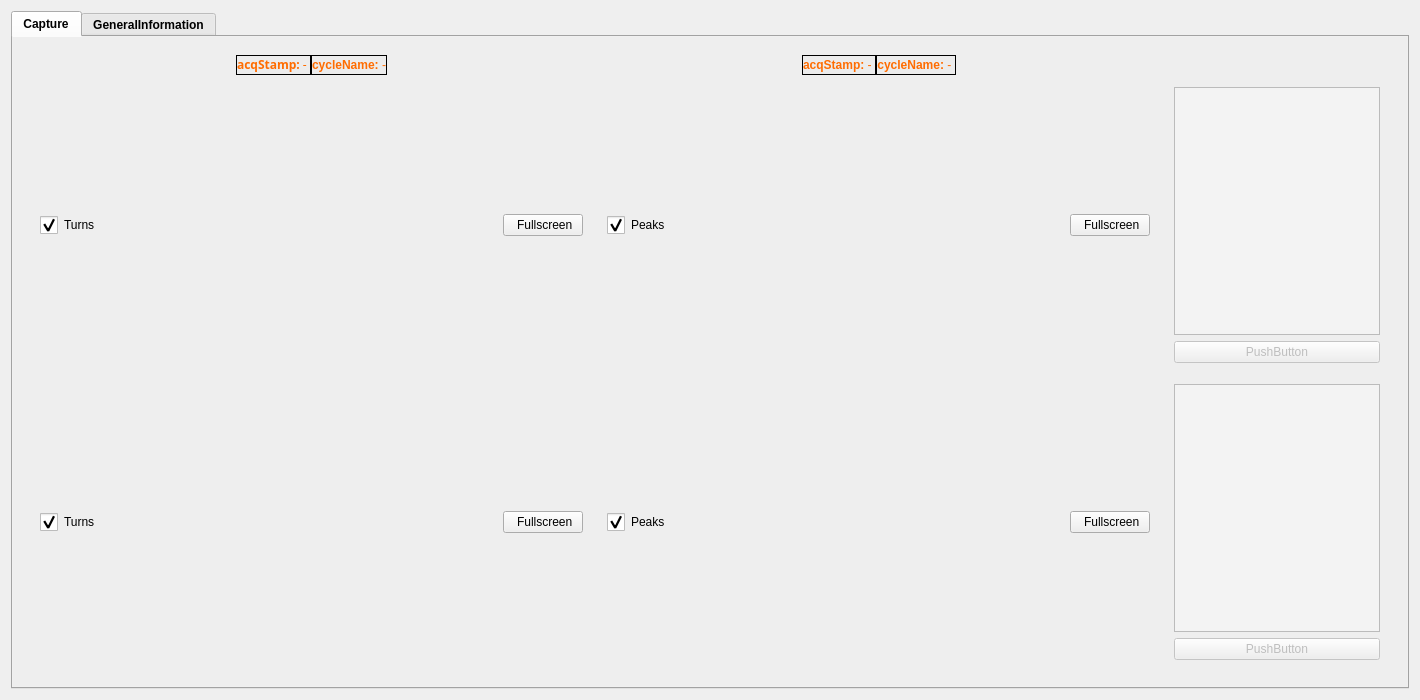
First picture: the form in diamond_blm_expert_gui/main_auto.ui, repository jfpatrick/diamond-blm-expert-gui, before the edit.
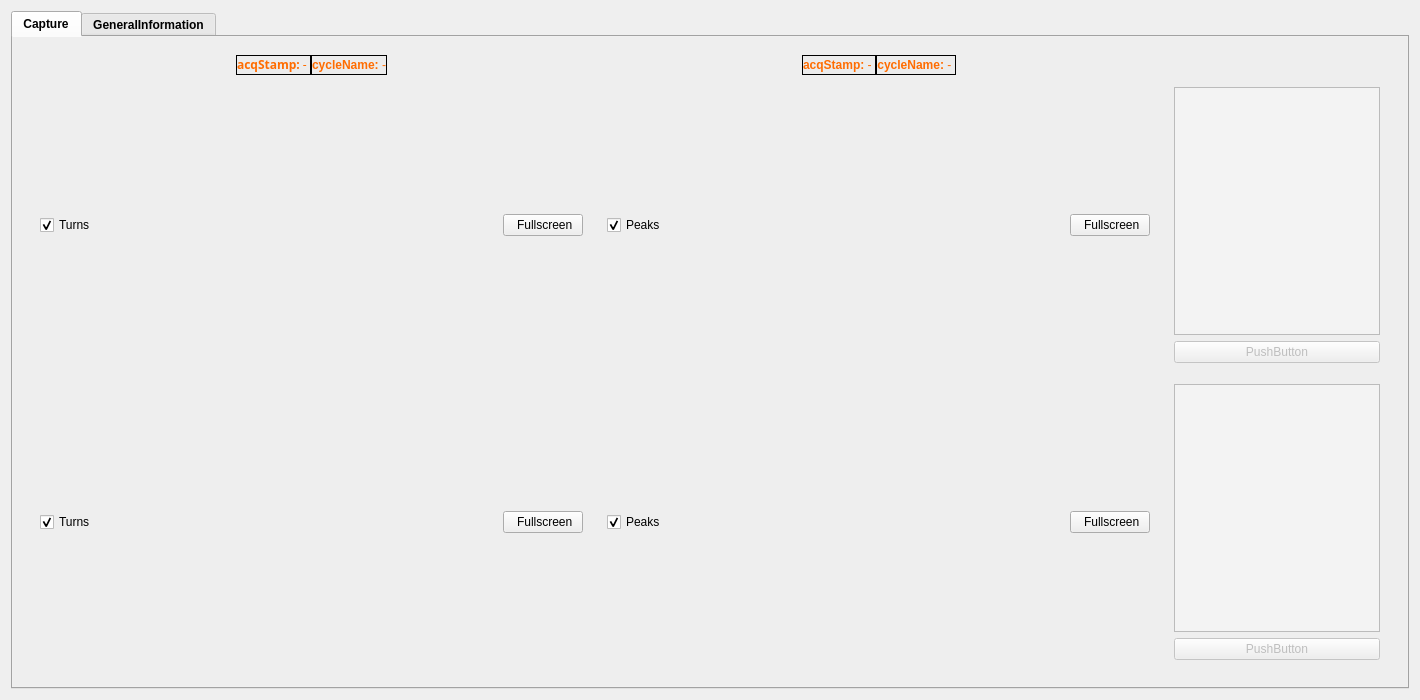
Second picture: the form after the edit. Icons and pictures are not drawn. Custom widgets are drawn as their Qt base class.

Diff of the .ui file:
```diff
--- a/diamond_blm_expert_gui/main_auto.ui
+++ b/diamond_blm_expert_gui/main_auto.ui
@@ -115,33 +115,7 @@
                  <item>
                   <widget class="QCheckBox" name="checkBox_turns_0">
                    <property name="styleSheet">
-                    <string notr="true">QCheckBox::indicator {
-    width: 18px; height: 18px;
-}
-
-QCheckBox::indicator:checked {
-    image: url(icons/checkbox_true_yellow_2.png);
-}
-
-QCheckBox::indicator:unchecked {
-    image: url(icons/checkbox_false_2.png);
-}
-
-QCheckBox::indicator:checked:pressed {
-    image: url(icons/checkbox_true_pressed_2.png);
-}
-
-QCheckBox::indicator:unchecked:pressed {
-    image: url(icons/checkbox_false_pressed_2.png);
-}
-
-QCheckBox::indicator:checked:disabled {
-    image: url(icons/checkbox_true_disabled_2.png);
-}
-
-QCheckBox::indicator:unchecked:disabled {
-    image: url(icons/checkbox_false_disabled_2.png);
-}</string>
+                    <string notr="true"/>
                    </property>
                    <property name="text">
                     <string>Turns</string>
@@ -267,33 +241,7 @@
                  <item>
                   <widget class="QCheckBox" name="checkBox_peaks_1">
                    <property name="styleSheet">
-                    <string notr="true">QCheckBox::indicator {
-    width: 18px; height: 18px;
-}
-
-QCheckBox::indicator:checked {
-    image: url(icons/checkbox_true_yellow_2.png);
-}
-
-QCheckBox::indicator:unchecked {
-    image: url(icons/checkbox_false_2.png);
-}
-
-QCheckBox::indicator:checked:pressed {
-    image: url(icons/checkbox_true_pressed_2.png);
-}
-
-QCheckBox::indicator:unchecked:pressed {
-    image: url(icons/checkbox_false_pressed_2.png);
-}
-
-QCheckBox::indicator:checked:disabled {
-    image: url(icons/checkbox_true_disabled_2.png);
-}
-
-QCheckBox::indicator:unchecked:disabled {
-    image: url(icons/checkbox_false_disabled_2.png);
-}</string>
+                    <string notr="true"/>
                    </property>
                    <property name="text">
                     <string>Peaks</string>
@@ -429,33 +377,7 @@
                  <item>
                   <widget class="QCheckBox" name="checkBox_turns_1">
                    <property name="styleSheet">
-                    <string notr="true">QCheckBox::indicator {
-    width: 18px; height: 18px;
-}
-
-QCheckBox::indicator:checked {
-    image: url(icons/checkbox_true_yellow_2.png);
-}
-
-QCheckBox::indicator:unchecked {
-    image: url(icons/checkbox_false_2.png);
-}
-
-QCheckBox::indicator:checked:pressed {
-    image: url(icons/checkbox_true_pressed_2.png);
-}
-
-QCheckBox::indicator:unchecked:pressed {
-    image: url(icons/checkbox_false_pressed_2.png);
-}
-
-QCheckBox::indicator:checked:disabled {
-    image: url(icons/checkbox_true_disabled_2.png);
-}
-
-QCheckBox::indicator:unchecked:disabled {
-    image: url(icons/checkbox_false_disabled_2.png);
-}</string>
+                    <string notr="true"/>
                    </property>
                    <property name="text">
                     <string>Turns</string>
@@ -647,33 +569,7 @@
                  <item>
                   <widget class="QCheckBox" name="checkBox_peaks_0">
                    <property name="styleSheet">
-                    <string notr="true">QCheckBox::indicator {
-    width: 18px; height: 18px;
-}
-
-QCheckBox::indicator:checked {
-    image: url(icons/checkbox_true_yellow_2.png);
-}
-
-QCheckBox::indicator:unchecked {
-    image: url(icons/checkbox_false_2.png);
-}
-
-QCheckBox::indicator:checked:pressed {
-    image: url(icons/checkbox_true_pressed_2.png);
-}
-
-QCheckBox::indicator:unchecked:pressed {
-    image: url(icons/checkbox_false_pressed_2.png);
-}
-
-QCheckBox::indicator:checked:disabled {
-    image: url(icons/checkbox_true_disabled_2.png);
-}
-
-QCheckBox::indicator:unchecked:disabled {
-    image: url(icons/checkbox_false_disabled_2.png);
-}</string>
+                    <string notr="true"/>
                    </property>
                    <property name="text">
                     <string>Peaks</string>
```
